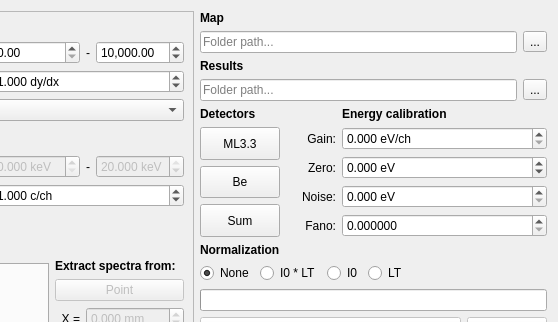
Qt form single.ui (pfilipl/PolyX-XRF-Data-Analyser) before a commit; both pictures show x 627 to 1185 and y 0 to 322 of the 1185 by 712 pixel window.
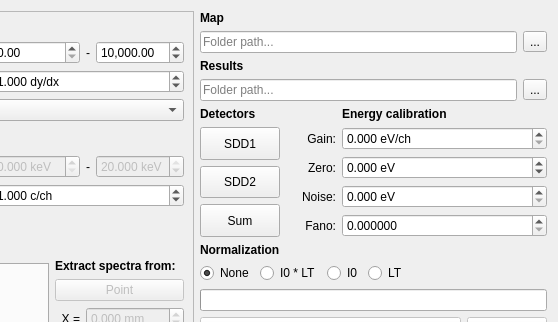
The same form after that commit. Custom widgets are drawn as their Qt base class.

```diff
--- a/single.ui
+++ b/single.ui
@@ -1667,7 +1667,7 @@
           <bool>true</bool>
          </property>
          <property name="text">
-          <string>ML3.3</string>
+          <string>SDD1</string>
          </property>
          <property name="checkable">
           <bool>true</bool>
@@ -1689,7 +1689,7 @@
           <bool>true</bool>
          </property>
          <property name="text">
-          <string>Be</string>
+          <string>SDD2</string>
          </property>
          <property name="checkable">
           <bool>true</bool>
```
Left out of the diff: 4 changed lines with no effect on the pictures.
